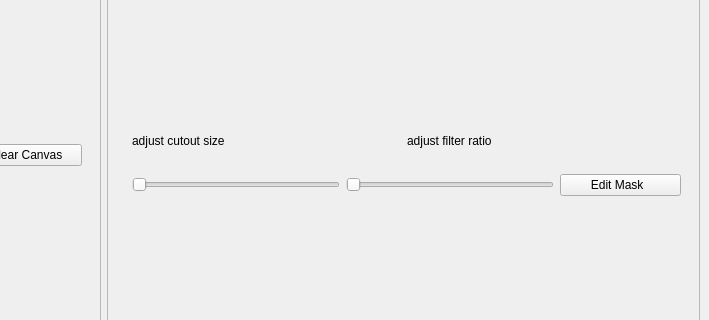
This is testing/halphav2.ui in rfinn/halphagui as Qt 5 draws it before an edit; both pictures show x 411 to 1120 and y 147 to 467 of the 1120 by 607 pixel window. The edited form follows.
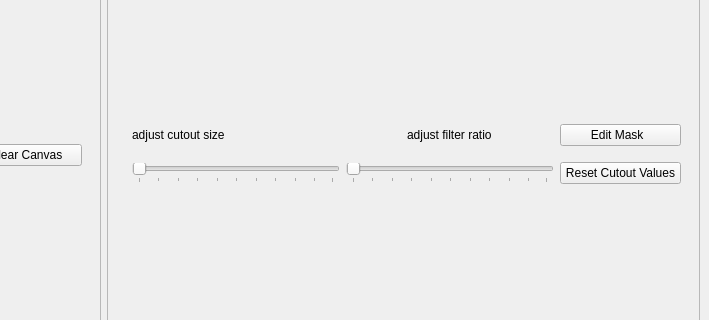
This is the edited form.

Diff of the .ui file:
```diff
--- a/testing/halphav2.ui
+++ b/testing/halphav2.ui
@@ -75,27 +75,6 @@
        <item row="2" column="1">
         <widget class="QWidget" name="rightButtons" native="true">
          <layout class="QGridLayout" name="gridLayout_4">
-          <item row="1" column="2">
-           <widget class="QPushButton" name="maskButton">
-            <property name="text">
-             <string>        Edit Mask          </string>
-            </property>
-           </widget>
-          </item>
-          <item row="1" column="0">
-           <widget class="QSlider" name="cutoutSlider">
-            <property name="orientation">
-             <enum>Qt::Horizontal</enum>
-            </property>
-           </widget>
-          </item>
-          <item row="1" column="1">
-           <widget class="QSlider" name="ratioSlider">
-            <property name="orientation">
-             <enum>Qt::Horizontal</enum>
-            </property>
-           </widget>
-          </item>
           <item row="0" column="0">
            <widget class="QLabel" name="cutoutSliderLabel">
             <property name="text">
@@ -103,6 +82,32 @@
             </property>
            </widget>
           </item>
+          <item row="2" column="0">
+           <widget class="QSlider" name="cutoutSlider">
+            <property name="orientation">
+             <enum>Qt::Horizontal</enum>
+            </property>
+            <property name="tickPosition">
+             <enum>QSlider::TicksBelow</enum>
+            </property>
+           </widget>
+          </item>
+          <item row="2" column="1">
+           <widget class="QSlider" name="ratioSlider">
+            <property name="mouseTracking">
+             <bool>true</bool>
+            </property>
+            <property name="focusPolicy">
+             <enum>Qt::NoFocus</enum>
+            </property>
+            <property name="orientation">
+             <enum>Qt::Horizontal</enum>
+            </property>
+            <property name="tickPosition">
+             <enum>QSlider::TicksBelow</enum>
+            </property>
+           </widget>
+          </item>
           <item row="0" column="1" alignment="Qt::AlignHCenter">
            <widget class="QLabel" name="ratioSliderLabel">
             <property name="text">
@@ -110,6 +115,20 @@
             </property>
            </widget>
           </item>
+          <item row="2" column="2">
+           <widget class="QPushButton" name="resetButton">
+            <property name="text">
+             <string>Reset Cutout Values</string>
+            </property>
+           </widget>
+          </item>
+          <item row="0" column="2">
+           <widget class="QPushButton" name="maskButton">
+            <property name="text">
+             <string>        Edit Mask          </string>
+            </property>
+           </widget>
+          </item>
          </layout>
         </widget>
        </item>
```
Left out of the diff: 2 changed lines with no effect on the pictures.
